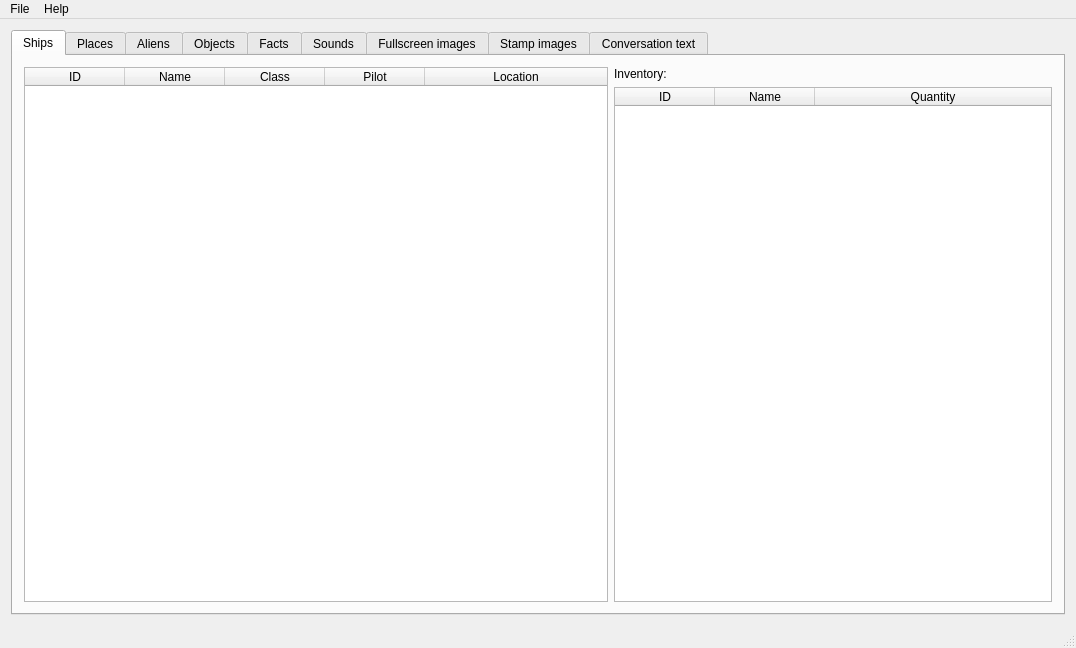
Old version of the form mainwindow.ui in the repository colinbourassa/nomad-resource-explorer.
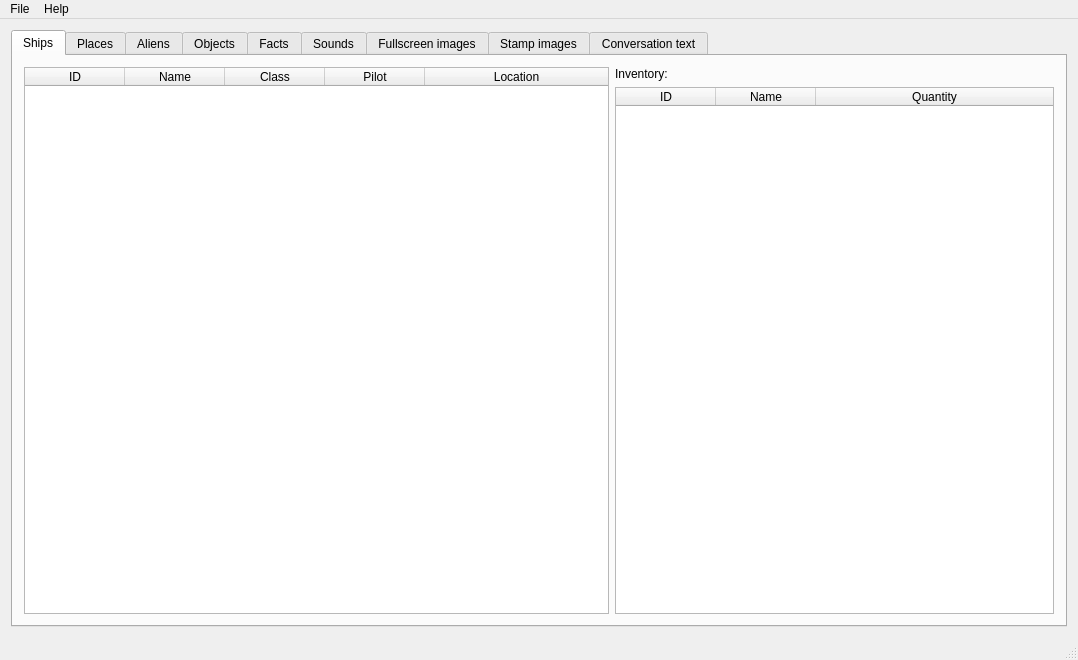
New version of the form.

The edit to the form file:
```diff
--- a/mainwindow.ui
+++ b/mainwindow.ui
@@ -6,8 +6,8 @@
    <rect>
     <x>0</x>
     <y>0</y>
-    <width>1076</width>
-    <height>648</height>
+    <width>1078</width>
+    <height>660</height>
    </rect>
   </property>
   <property name="windowTitle">
```
